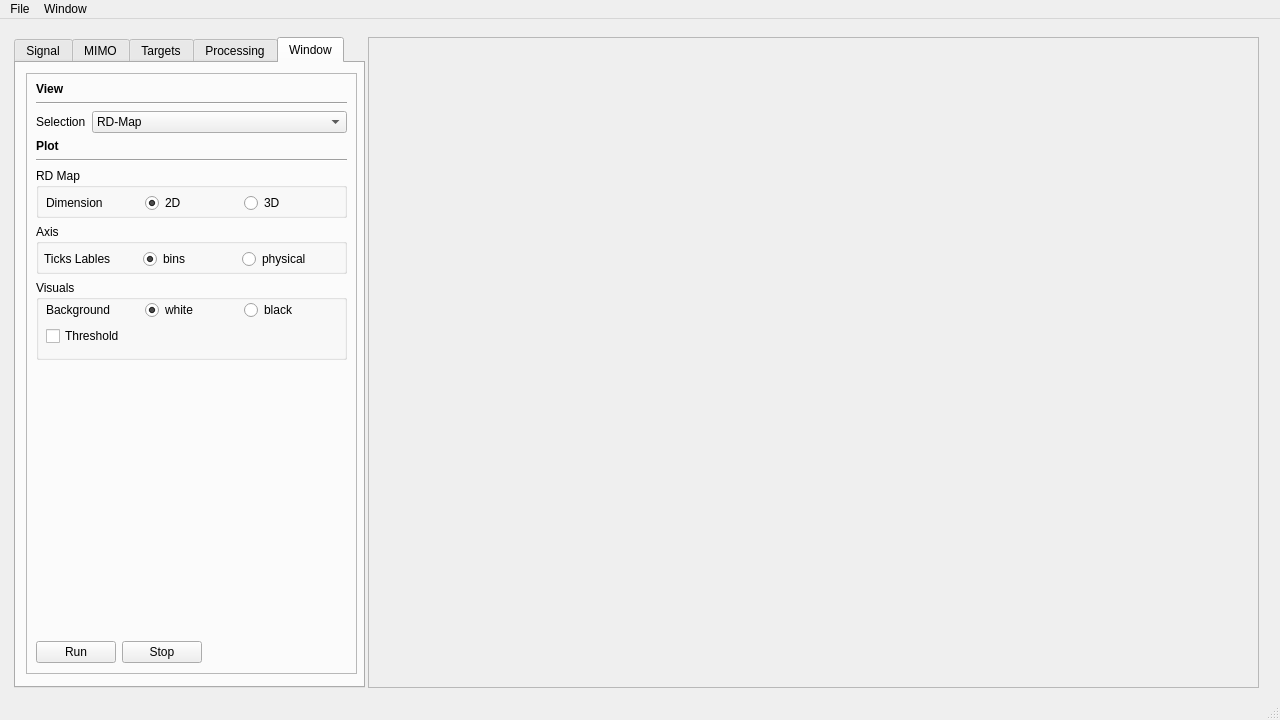
Bennys-Quarter/FMCW_Simulator, file app/ui/main_window.ui: the form before one commit.
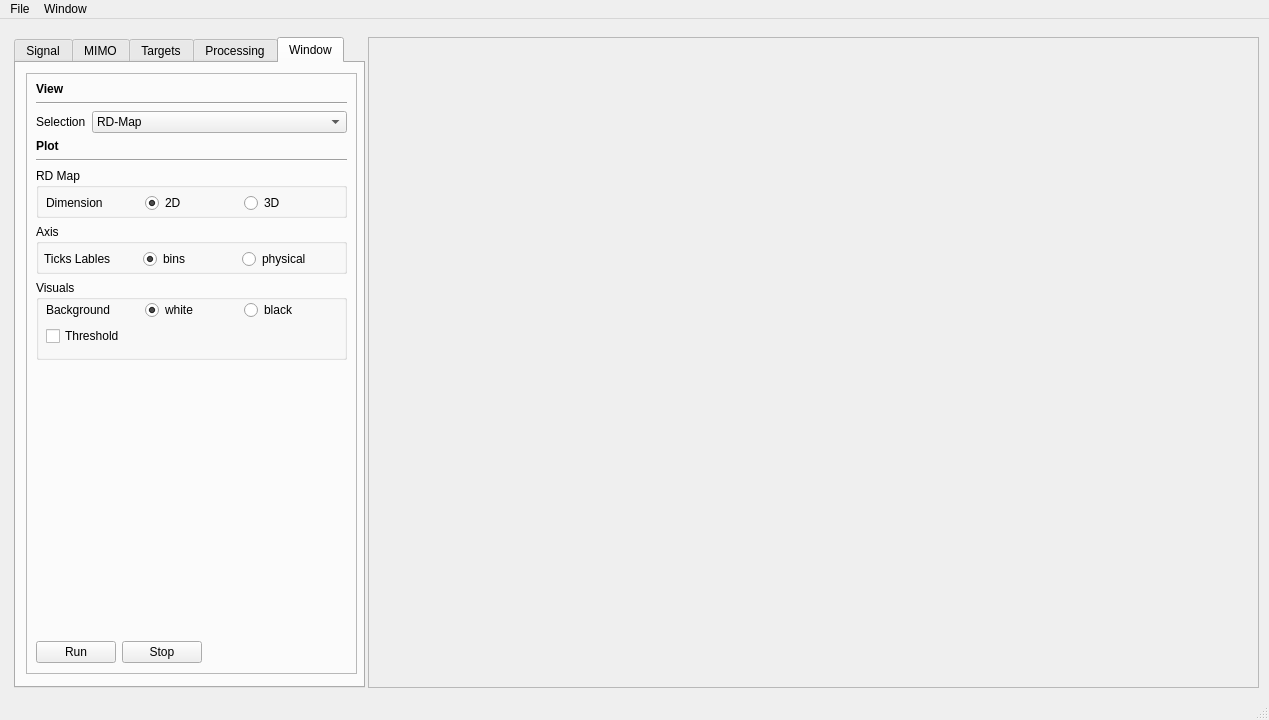
The form after the commit. Custom widgets are drawn as their Qt base class.

What changed in the file:
```diff
--- a/app/ui/main_window.ui
+++ b/app/ui/main_window.ui
@@ -9,7 +9,7 @@
    <rect>
     <x>0</x>
     <y>0</y>
-    <width>1280</width>
+    <width>1269</width>
     <height>720</height>
    </rect>
   </property>
@@ -1085,7 +1085,7 @@
     <rect>
      <x>0</x>
      <y>0</y>
-     <width>1280</width>
+     <width>1269</width>
      <height>22</height>
     </rect>
    </property>
```
Left out of the diff: 2 changed lines with no effect on the pictures.
